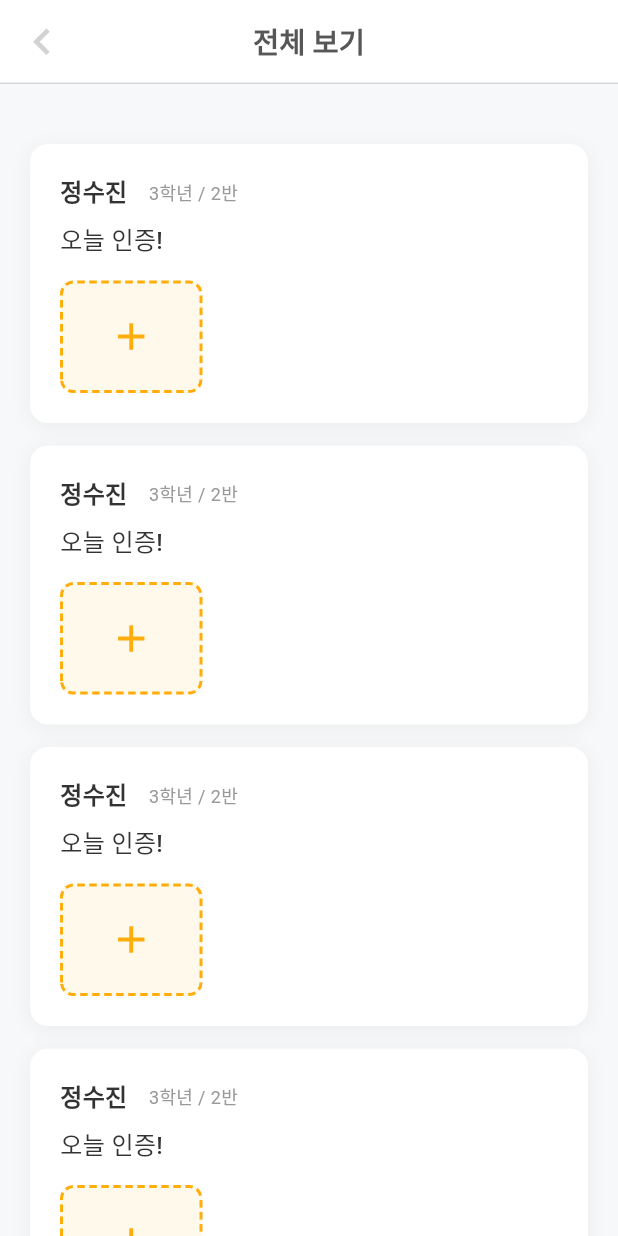
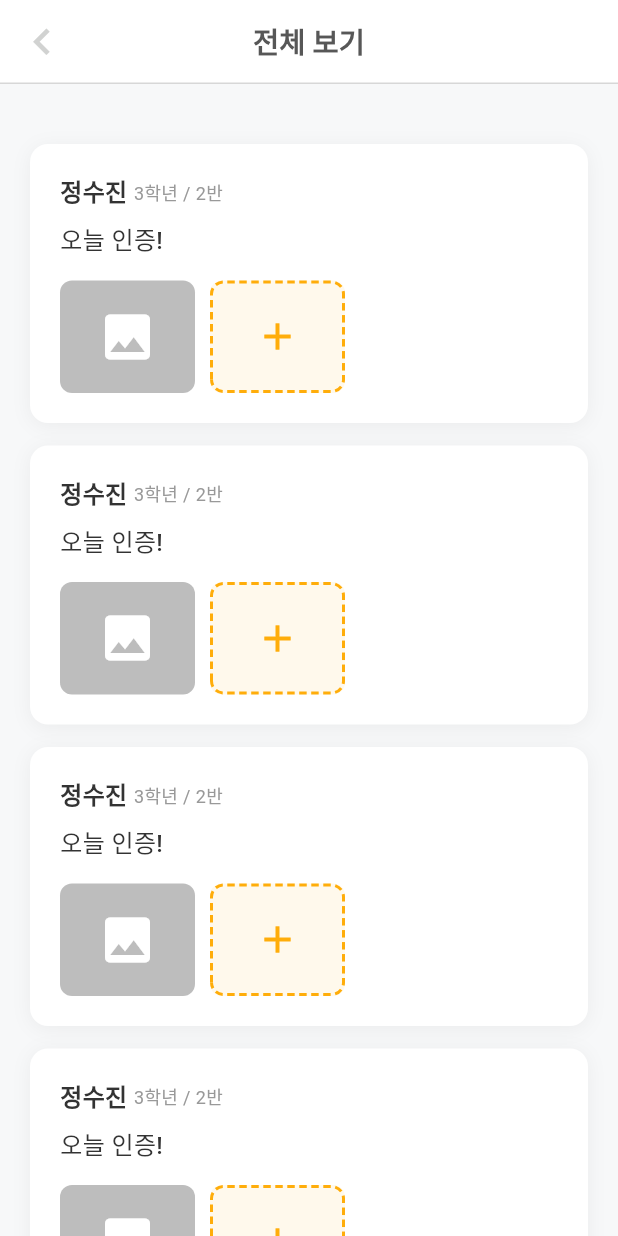
Before and after one commit to bab-babbab/Bab-Babbab-Frontend, a Flutter app: the PostsPage screen opened directly, on a phone screen of 412 x 824 dp. Run offline on Flutter 3.47's test engine with Material 3 defaults, Android fonts, the phone set to English and light mode, and no system bars; our stand-ins replace dotted_border, dropdown_button2, firebase_auth, firebase_core, flutter_dotenv, flutter_svg and 2 more; accounts and stored records are empty; statements that could not run were skipped.

Commit message:
✨ [feat] : 기본 이미지 한 개 설정, 댓글 올라가는 기능

```diff
--- a/lib/screens/posts/posts_page.dart
+++ b/lib/screens/posts/posts_page.dart
@@ -57,7 +57,7 @@ class DashedBorderPainter extends CustomPainter {
   bool shouldRepaint(covariant CustomPainter oldDelegate) => false;
 }
 
-// PostItem 위젯 (다중 이미지 선택 기능 포함)
+// PostItem 위젯 (기본 이미지 + 1개 추가 가능)
 class PostItem extends StatefulWidget {
   const PostItem({super.key});
 
@@ -68,7 +68,8 @@ class PostItem extends StatefulWidget {
 class _PostItemState extends State<PostItem> {
   List<File> _selectedImages = [];
   final ImagePicker _picker = ImagePicker();
-  final int maxImages = 3; // 최대 이미지 개수
+  final int maxImages = 2; // 최대 이미지 개수를 2개로 변경
+  bool _hasDefaultImage = true; // 기본 이미지 존재 여부
 
   // 사용자 정보 변수화
   final String userName = '정수진';
@@ -115,17 +116,6 @@ class _PostItemState extends State<PostItem> {
                   _pickImage(ImageSource.gallery);
                 },
               ),
-              ListTile(
-                leading: Icon(
-                  Icons.photo_library_outlined,
-                  color: Color(0xFF575757),
-                ),
-                title: Text('여러 이미지 선택'),
-                onTap: () {
-                  Navigator.pop(context);
-                  _pickMultipleImages();
-                },
-              ),
             ],
           ),
         );
@@ -154,46 +144,44 @@ class _PostItemState extends State<PostItem> {
     }
   }
 
-  Future<void> _pickMultipleImages() async {
-    try {
-      final List<XFile> pickedFiles = await _picker.pickMultiImage(
-        maxWidth: 1800,
-        maxHeight: 1800,
-        imageQuality: 80,
+  Widget _buildImageContainer(int index) {
+    // 기본 이미지 (첫 번째)
+    if (index == 0 && _hasDefaultImage) {
+      return Container(
+        width: 90,
+        height: 75,
+        decoration: BoxDecoration(
+          borderRadius: BorderRadius.circular(8),
+          color: Color(0xFFBDBDBD), // 회색 배경 (기본 이미지)
+        ),
+        child: Icon(Icons.image, size: 40, color: Colors.white),
       );
+    }
 
-      if (pickedFiles.isNotEmpty) {
-        setState(() {
-          for (var file in pickedFiles) {
-            if (_selectedImages.length < maxImages) {
-              _selectedImages.add(File(file.path));
-            }
-          }
-        });
-      }
-    } catch (e) {
-      ScaffoldMessenger.of(
-        context,
-      ).showSnackBar(SnackBar(content: Text('이미지를 선택하는 중 오류가 발생했습니다.')));
+    // 실제 선택된 이미지들
+    int imageIndex = _hasDefaultImage ? index - 1 : index;
+    if (imageIndex >= 0 && imageIndex < _selectedImages.length) {
+      return Container(
+        width: 90,
+        height: 75,
+        decoration: BoxDecoration(
+          borderRadius: BorderRadius.circular(8),
+          color: Color(0xFFBDBDBD), // 회색 배경
+          image: DecorationImage(
+            image: FileImage(_selectedImages[imageIndex]),
+            fit: BoxFit.cover,
+          ),
+        ),
+      );
     }
-  }
 
-  void _removeImage(int index) {
-    setState(() {
-      _selectedImages.removeAt(index);
-    });
-  }
-
-  Widget _buildImageContainer(int index) {
-    bool isAddButton = index >= _selectedImages.length;
-    bool showAddButton = _selectedImages.length < maxImages;
-
-    if (isAddButton && showAddButton) {
-      // 이미지 추가 버튼 (노란색 실선 박스)
+    // 추가 버튼 (노란색 점선 박스)
+    int totalImages = (_hasDefaultImage ? 1 : 0) + _selectedImages.length;
+    if (totalImages < maxImages) {
       return GestureDetector(
         onTap: _showImageSourceDialog,
         child: Container(
-          width: 95,
+          width: 90,
           height: 75,
           decoration: BoxDecoration(
             color: Color(0xFFFFF9EC),
@@ -207,7 +195,7 @@ class _PostItemState extends State<PostItem> {
               dashSpace: 3,
             ),
             child: Container(
-              width: 95,
+              width: 90,
               height: 75,
               child: Column(
                 mainAxisAlignment: MainAxisAlignment.center,
@@ -217,27 +205,20 @@ class _PostItemState extends State<PostItem> {
           ),
         ),
       );
-    } else if (!isAddButton) {
-      // 선택된 이미지 (삭제 기능 없음)
-      return Container(
-        width: 95,
-        height: 75,
-        decoration: BoxDecoration(
-          borderRadius: BorderRadius.circular(8),
-          color: Color(0xFFBDBDBD), // 회색 배경
-          image: DecorationImage(
-            image: FileImage(_selectedImages[index]),
-            fit: BoxFit.cover,
-          ),
-        ),
-      );
-    } else {
-      return SizedBox.shrink();
     }
+
+    return SizedBox.shrink();
   }
 
   @override
   Widget build(BuildContext context) {
+    // 총 컨테이너 개수 계산: 기본이미지(1) + 선택된이미지들 + 추가버튼(조건부)
+    int totalContainers = 1 + _selectedImages.length; // 기본 이미지 + 선택된 이미지들
+    int totalImages = (_hasDefaultImage ? 1 : 0) + _selectedImages.length;
+    if (totalImages < maxImages) {
+      totalContainers += 1; // 추가 버튼
+    }
+
     return Container(
       margin: EdgeInsets.only(bottom: 15),
       padding: EdgeInsets.all(20),
@@ -266,7 +247,6 @@ class _PostItemState extends State<PostItem> {
                   color: Color(0xFF333333),
                 ),
               ),
-              SizedBox(width: 10),
               Text(
                 userGrade,
                 style: TextStyle(fontSize: 12, color: Color(0xFF999999)),
@@ -287,13 +267,12 @@ class _PostItemState extends State<PostItem> {
           ),
           SizedBox(height: 15),
 
-          // 이미지 그리드 (처음에는 노란색 박스만, 이미지 추가시 회색 컨테이너로 변경)
+          // 이미지 그리드 (기본이미지 + 추가이미지들 + 추가버튼)
           Wrap(
             spacing: 10,
             runSpacing: 10,
             children: List.generate(
-              _selectedImages.length +
-                  (_selectedImages.length < maxImages ? 1 : 0),
+              totalContainers,
               (index) => _buildImageContainer(index),
             ),
           ),
```
Also changed, not shown: lib/screens/posts/post_detail.dart (+86 -92 lines).
